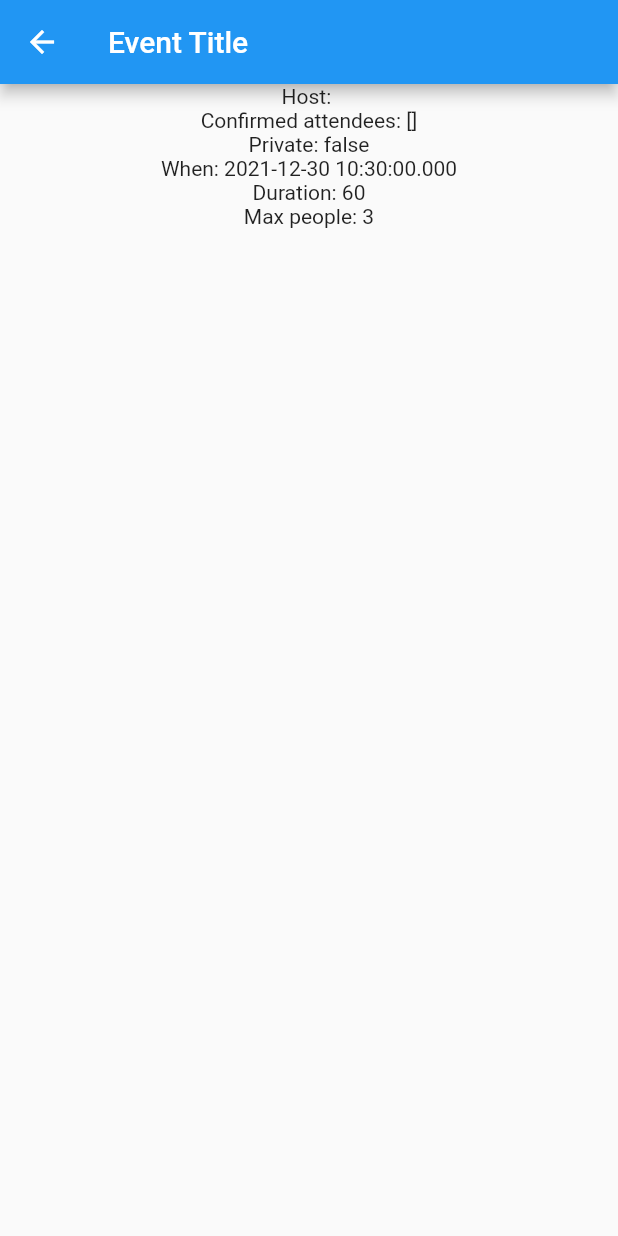
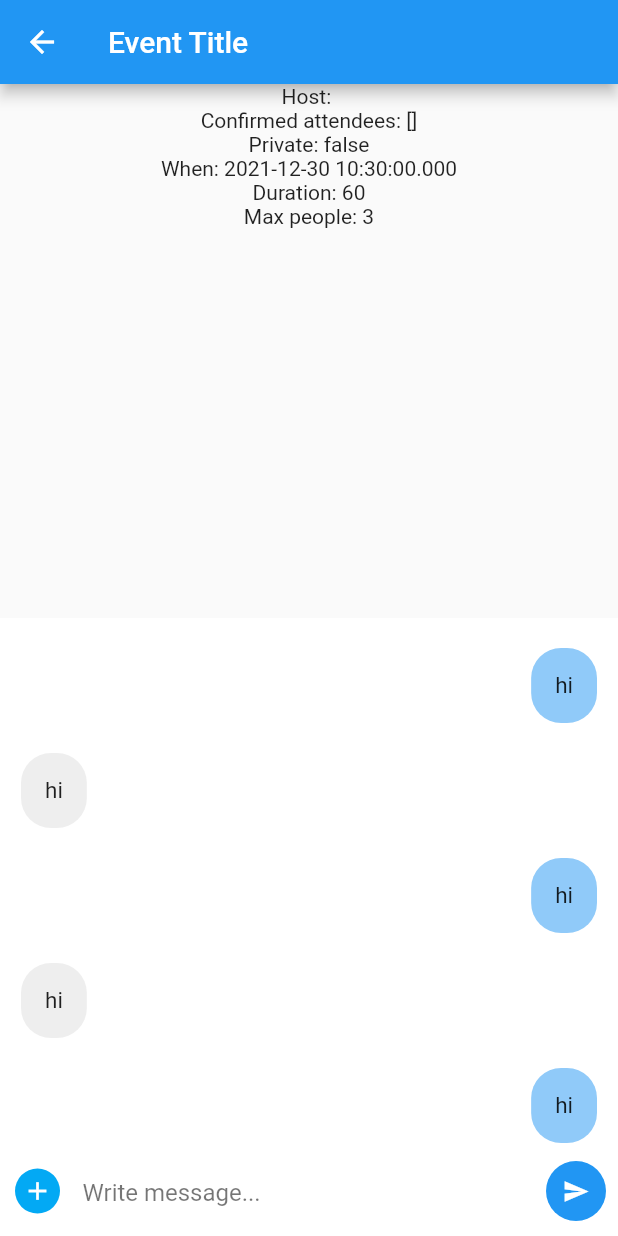
Before and after one commit to opheez/menu, a Flutter app: the EventDetails screen opened directly with empty values, on a phone screen of 412 x 824 dp. Run offline on Flutter 3.47's test engine with Material 2 defaults, Android fonts, the phone set to English and light mode, and no system bars; our stand-ins replace cloud_firestore, firebase_auth, firebase_core; accounts and stored records are empty.

Commit message:
Create Message model and basic graphic for chat

```diff
--- a/lib/models/event.dart
+++ b/lib/models/event.dart
@@ -39,7 +39,7 @@ class Event {
             durationMin: map['durationMin']! as int,
             maxPeople: map['maxPeople']! as int,
             confirmedDatetime:
-                (map['confirmedDatetime']! as Timestamp).toDate(),
+              (map['confirmedDatetime']! as Timestamp).toDate(),
             confirmedPeople:
                 List<String>.from(map['confirmedPeople']! as List));
 
--- /dev/null
+++ b/lib/models/message.dart
@@ -0,0 +1,32 @@
+import 'package:cloud_firestore/cloud_firestore.dart';
+
+class Message {
+  final String eid;
+  final String senderId;
+  final String message;
+  final DateTime timestamp;
+
+  Message(
+      {required this.eid,
+        required this.senderId,
+        required this.message,
+        required this.timestamp
+        });
+
+  Message.fromMap(String id, Map<String, Object?> map)
+      : this(
+    eid: map['eid'] as String,
+    senderId: map['senderId'] as String,
+    message: map['message'] as String,
+    timestamp: (map['timestamp'] as Timestamp).toDate()
+  );
+
+  Map<String, Object?> toMap(){
+    return {
+      'eid': eid,
+      'senderId': senderId,
+      'message': message,
+      'timestamp': timestamp
+    };
+  }
+}
--- /dev/null
+++ b/lib/screens/chat.dart
@@ -0,0 +1,122 @@
+import 'package:flutter/material.dart';
+import 'package:menu/models/event.dart';
+import 'package:menu/models/message.dart';
+
+class Chat extends StatefulWidget {
+  final Event event;
+
+  const Chat({Key? key, required this.event}) : super(key: key);
+
+  @override
+  _ChatState createState() => _ChatState();
+}
+
+class _ChatState extends State<Chat> {
+  final bottomBarHeight = 60.0;
+  List<Message> messages = [
+    Message(eid: '1', message: 'hi', timestamp: DateTime.now(), senderId: '2'),
+    Message(eid: '1', message: 'hi', timestamp: DateTime.now(), senderId: '3'),
+    Message(eid: '1', message: 'hi', timestamp: DateTime.now(), senderId: '2'),
+    Message(eid: '1', message: 'hi', timestamp: DateTime.now(), senderId: '3'),
+    Message(eid: '1', message: 'hi', timestamp: DateTime.now(), senderId: '2'),
+    Message(eid: '1', message: 'hi', timestamp: DateTime.now(), senderId: '3'),
+  ];
+
+  @override
+  Widget build(BuildContext context) {
+    return Container(
+      height: MediaQuery.of(context).size.height/2,
+      color: Colors.white,
+      child: Stack(
+        children: <Widget>[
+          SizedBox(
+            height: MediaQuery.of(context).size.height/2 - bottomBarHeight,
+            child: ListView.builder(
+              itemCount: messages.length,
+              shrinkWrap: true,
+              padding: const EdgeInsets.only(top: 10, bottom: 10),
+              // physics: NeverScrollableScrollPhysics(),
+              itemBuilder: (context, index) {
+                return Container(
+                  padding:
+                      const EdgeInsets.only(left: 14, right: 14, top: 10, bottom: 10),
+                  child: Align(
+                    alignment: (messages[index].senderId != '2'
+                        ? Alignment.topLeft
+                        : Alignment.topRight),
+                    child: Container(
+                      decoration: BoxDecoration(
+                        borderRadius: BorderRadius.circular(20),
+                        color: (messages[index].senderId != "2"
+                            ? Colors.grey.shade200
+                            : Colors.blue[200]),
+                      ),
+                      padding: const EdgeInsets.all(16),
+                      child: Text(
+                        messages[index].message,
+                        style: const TextStyle(fontSize: 15),
+                      ),
+                    ),
+                  ),
+                );
+              },
+            ),
+          ),
+          Align(
+            alignment: Alignment.bottomLeft,
+            child: Container(
+              padding: const EdgeInsets.only(left: 10, bottom: 10, top: 10),
+              height: bottomBarHeight,
+              width: double.infinity,
+              color: Colors.white,
+              child: Row(
+                children: <Widget>[
+                  GestureDetector(
+                    onTap: () {},
+                    child: Container(
+                      height: 30,
+                      width: 30,
+                      decoration: BoxDecoration(
+                        color: Colors.lightBlue,
+                        borderRadius: BorderRadius.circular(30),
+                      ),
+                      child: const Icon(
+                        Icons.add,
+                        color: Colors.white,
+                        size: 20,
+                      ),
+                    ),
+                  ),
+                  const SizedBox(
+                    width: 15,
+                  ),
+                  const Expanded(
+                    child: TextField(
+                      decoration: InputDecoration(
+                          hintText: "Write message...",
+                          hintStyle: TextStyle(color: Colors.black54),
+                          border: InputBorder.none),
+                    ),
+                  ),
+                  const SizedBox(
+                    width: 15,
+                  ),
+                  FloatingActionButton(
+                    onPressed: () {},
+                    child: const Icon(
+                      Icons.send,
+                      color: Colors.white,
+                      size: 18,
+                    ),
+                    backgroundColor: Colors.blue,
+                    elevation: 0,
+                  ),
+                ],
+              ),
+            ),
+          ),
+        ],
+      ),
+    );
+  }
+}
--- a/lib/screens/eventDetails.dart
+++ b/lib/screens/eventDetails.dart
@@ -1,5 +1,6 @@
 import 'package:flutter/material.dart';
 import 'package:menu/models/event.dart';
+import 'package:menu/screens/chat.dart';
 
 class EventDetails extends StatefulWidget {
   final Event event;
@@ -16,7 +17,14 @@ class _EventDetailsState extends State<EventDetails> {
     return Scaffold(
       appBar: AppBar(title: Text('Event Title')),
       body: Center(
+        child: Stack(
+          children: [
+            Container(
+              child: Align(
+                alignment: Alignment.topCenter,
                 child: Column(
+                  // mainAxisAlignment: MainAxisAlignment.end,
+                  // hei: MainAxisSize.max,
                   children: [
                     Text("Host: ${widget.event.hostId}"),
                     Text("Confirmed attendees: ${widget.event.confirmedPeople}"),
@@ -27,6 +35,16 @@ class _EventDetailsState extends State<EventDetails> {
                   ],
                 ),
               ),
+            ),
+            Positioned(
+              // bottom: 0,
+              child: Align(
+                alignment: FractionalOffset.bottomCenter,
+                  child: Chat(event: widget.event)),
+            ),
+          ],
+        ),
+      ),
     );
   }
 }
```
Lines whose indentation alone changed are shown as unchanged.
